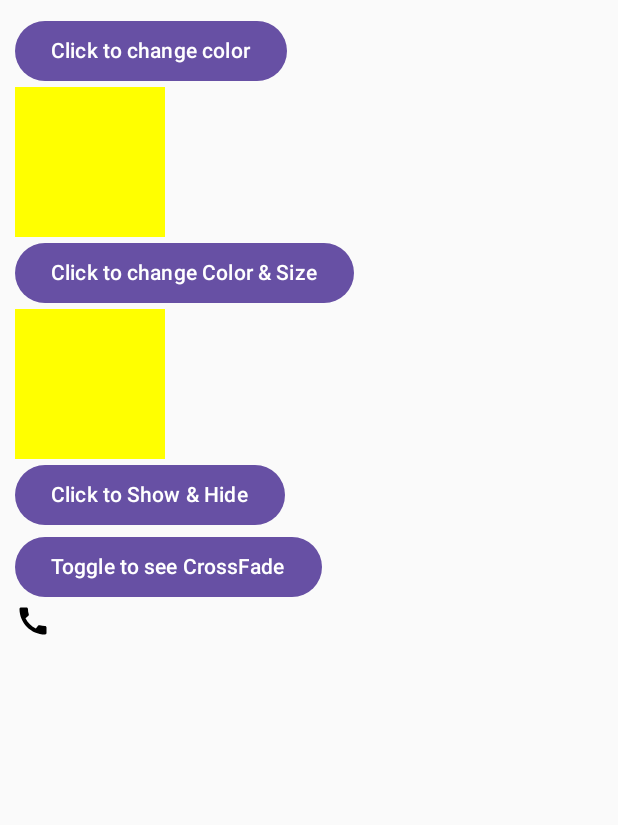
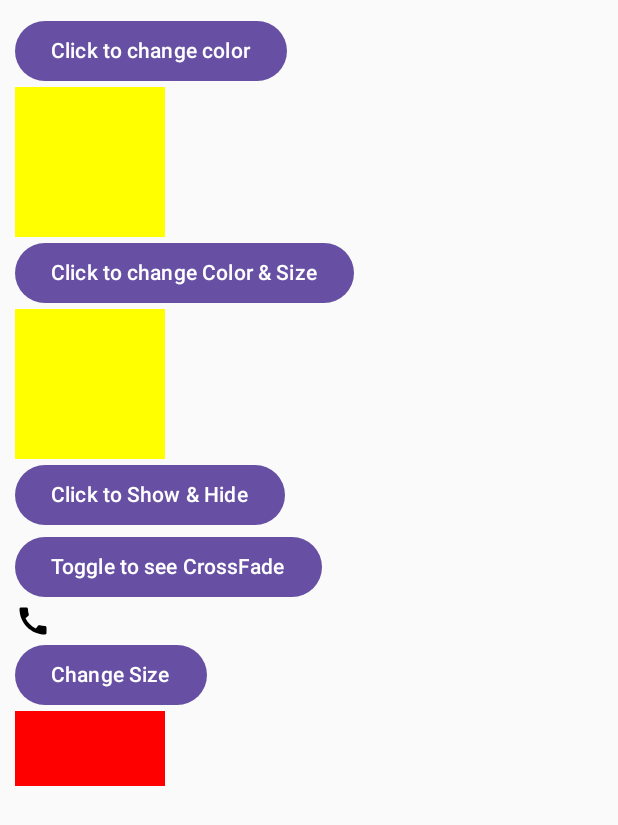
Before and after one commit to chen-yikai/compose.animation.simple, an Android app built with Jetpack Compose: the screen it shows after launch (MainActivity), on a phone screen of 412 x 824 dp. Shown: the top 825 px of the screen. Run offline under Robolectric (Android 15) with nearby library versions, the phone set to English and light mode, and no system bars.

Commit message:
add animatContentSize

```diff
--- a/app/src/main/java/com/example/composeanimation/MainActivity.kt
+++ b/app/src/main/java/com/example/composeanimation/MainActivity.kt
@@ -8,15 +8,21 @@ import androidx.compose.animation.AnimatedVisibility
 import androidx.compose.animation.Crossfade
 import androidx.compose.animation.animateColor
 import androidx.compose.animation.animateColorAsState
+import androidx.compose.animation.animateContentSize
 import androidx.compose.animation.core.animateDp
+import androidx.compose.animation.core.tween
 import androidx.compose.animation.core.updateTransition
 import androidx.compose.foundation.background
 import androidx.compose.foundation.layout.Box
 import androidx.compose.foundation.layout.Column
 import androidx.compose.foundation.layout.fillMaxSize
+import androidx.compose.foundation.layout.fillMaxWidth
+import androidx.compose.foundation.layout.height
 import androidx.compose.foundation.layout.padding
 import androidx.compose.foundation.layout.size
 import androidx.compose.foundation.layout.statusBarsPadding
+import androidx.compose.foundation.layout.width
+import androidx.compose.foundation.lazy.LazyColumn
 import androidx.compose.material.icons.Icons
 import androidx.compose.material.icons.filled.Add
 import androidx.compose.material.icons.filled.Call
@@ -31,6 +37,7 @@ import androidx.compose.runtime.setValue
 import androidx.compose.ui.Modifier
 import androidx.compose.ui.graphics.Color
 import androidx.compose.ui.res.painterResource
+import androidx.compose.ui.res.stringResource
 import androidx.compose.ui.unit.dp
 
 class MainActivity : ComponentActivity() {
@@ -38,16 +45,19 @@ class MainActivity : ComponentActivity() {
         super.onCreate(savedInstanceState)
         enableEdgeToEdge()
         setContent {
-            Column(
+            LazyColumn(
                 Modifier
                     .fillMaxSize()
                     .statusBarsPadding()
                     .padding(10.dp)
             ) {
-                ColorAnimation()
-                MultiPropAnimation()
-                VisbilityAnimation()
-                CrossFadeAnimation()
+                item {
+                    ColorAnimation()
+                    MultiPropAnimation()
+                    VisbilityAnimation()
+                    CrossFadeAnimation()
+                    ContentSizeAnimation()
+                }
             }
         }
     }
@@ -132,3 +142,27 @@ fun CrossFadeAnimation() {
         }
     }
 }
+
+@Composable
+fun ContentSizeAnimation() {
+    var toggle by remember { mutableStateOf(false) }
+    Column {
+        Button(onClick = { toggle = !toggle }) {
+            Text("Change Size")
+        }
+//        Text(
+//            text = """
+//            Lorem ipsum dolor sit amet, proident est consequat et occaecat irure incididunt fugiat proident proident quis qui magna excepteur ea ea esse mollit et consectetur consectetur id nostrud ex laboris cupidatat deserunt dolor ullamco mollit dolor ut consectetur ad ut sed duis sed consequat magna ullamco nostrud consectetur sint deserunt veniam qui ea dolore labore enim irure et enim qui anim magna quis ex in duis id laborum tempor ex nulla fugiat veniam nulla culpa eiusmod dolor mollit elit occaecat nulla adipiscing ut fugiat qui sed elit consequat aute aliquip minim minim excepteur enim id adipiscing est minim magna id ullamco fugiat mollit labore sunt
+//            """.trimIndent(),
+//            maxLines = if (toggle) Int.MAX_VALUE else 2,
+//            modifier = Modifier.animateContentSize(animationSpec = tween(durationMillis = 300))
+//        )
+        Box(
+            Modifier
+                .height(50.dp)
+                .width(if (toggle) 50.dp else 100.dp)
+                .background(Color.Red)
+                .animateContentSize()
+        )
+    }
+}
```
